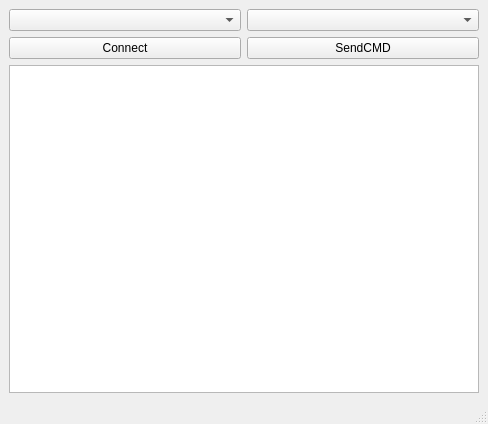
Before: the Qt Designer form Qt/ComUSB/Micros2025/microscom.ui in Sant1ago1412/Micros2025, drawn with Qt 5.
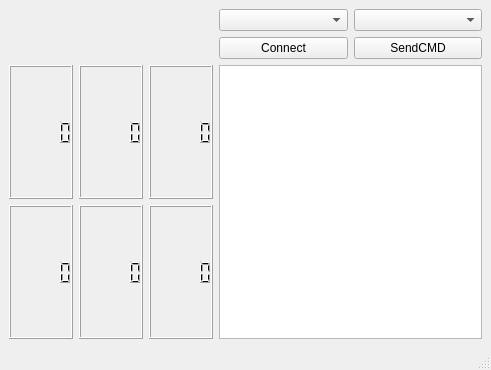
After: the same form once the commit is applied.

What changed in the file:
```diff
--- a/Qt/ComUSB/Micros2025/microscom.ui
+++ b/Qt/ComUSB/Micros2025/microscom.ui
@@ -6,32 +6,75 @@
    <rect>
     <x>0</x>
     <y>0</y>
-    <width>488</width>
-    <height>424</height>
+    <width>491</width>
+    <height>370</height>
    </rect>
   </property>
   <property name="windowTitle">
    <string>MicrosCom</string>
   </property>
   <widget class="QWidget" name="centralwidget">
+   <property name="cursor">
+    <cursorShape>ArrowCursor</cursorShape>
+   </property>
+   <property name="mouseTracking">
+    <bool>false</bool>
+   </property>
+   <layout class="QGridLayout" name="gridLayout_2">
+    <item row="0" column="0">
    <layout class="QGridLayout" name="gridLayout">
-    <item row="4" column="0" colspan="2">
-     <widget class="QPlainTextEdit" name="plainTextEdit"/>
-    </item>
-    <item row="1" column="1">
-     <widget class="QComboBox" name="Comand"/>
-    </item>
-    <item row="1" column="0">
-     <widget class="QComboBox" name="SerialPort"/>
-    </item>
     <item row="2" column="0">
+       <layout class="QVBoxLayout" name="verticalLayout_7">
+        <item>
+         <layout class="QHBoxLayout" name="horizontalLayout_4">
+          <item>
+           <widget class="QLCDNumber" name="Gy"/>
+          </item>
+          <item>
+           <widget class="QLCDNumber" name="Gz"/>
+          </item>
+          <item>
+           <widget class="QLCDNumber" name="Gx"/>
+          </item>
+         </layout>
+        </item>
+        <item>
+         <layout class="QHBoxLayout" name="horizontalLayout_5">
+          <item>
+           <widget class="QLCDNumber" name="Ay"/>
+          </item>
+          <item>
+           <widget class="QLCDNumber" name="Az"/>
+          </item>
+          <item>
+           <widget class="QLCDNumber" name="Ax"/>
+          </item>
+         </layout>
+        </item>
+       </layout>
+      </item>
+      <item row="0" column="1">
+       <layout class="QHBoxLayout" name="horizontalLayout_2">
+        <item>
+         <layout class="QVBoxLayout" name="verticalLayout_5">
+          <item>
+           <widget class="QComboBox" name="SerialPort"/>
+          </item>
+          <item>
      <widget class="QPushButton" name="Connect">
       <property name="text">
        <string>Connect</string>
       </property>
      </widget>
     </item>
-    <item row="2" column="1">
+         </layout>
+        </item>
+        <item>
+         <layout class="QVBoxLayout" name="verticalLayout_4">
+          <item>
+           <widget class="QComboBox" name="Comand"/>
+          </item>
+          <item>
      <widget class="QPushButton" name="SendButton">
       <property name="text">
        <string>SendCMD</string>
@@ -39,6 +82,22 @@
      </widget>
     </item>
    </layout>
+        </item>
+       </layout>
+      </item>
+      <item row="2" column="1">
+       <widget class="QPlainTextEdit" name="plainTextEdit">
+        <property name="sizePolicy">
+         <sizepolicy hsizetype="Expanding" vsizetype="Expanding">
+          <horstretch>0</horstretch>
+          <verstretch>0</verstretch>
+         </sizepolicy>
+        </property>
+       </widget>
+      </item>
+     </layout>
+    </item>
+   </layout>
   </widget>
   <widget class="QMenuBar" name="menubar">
    <property name="geometry">
```
Left out of the diff: 2 changed lines with no effect on the pictures. Lines whose indentation alone changed are shown as unchanged.
